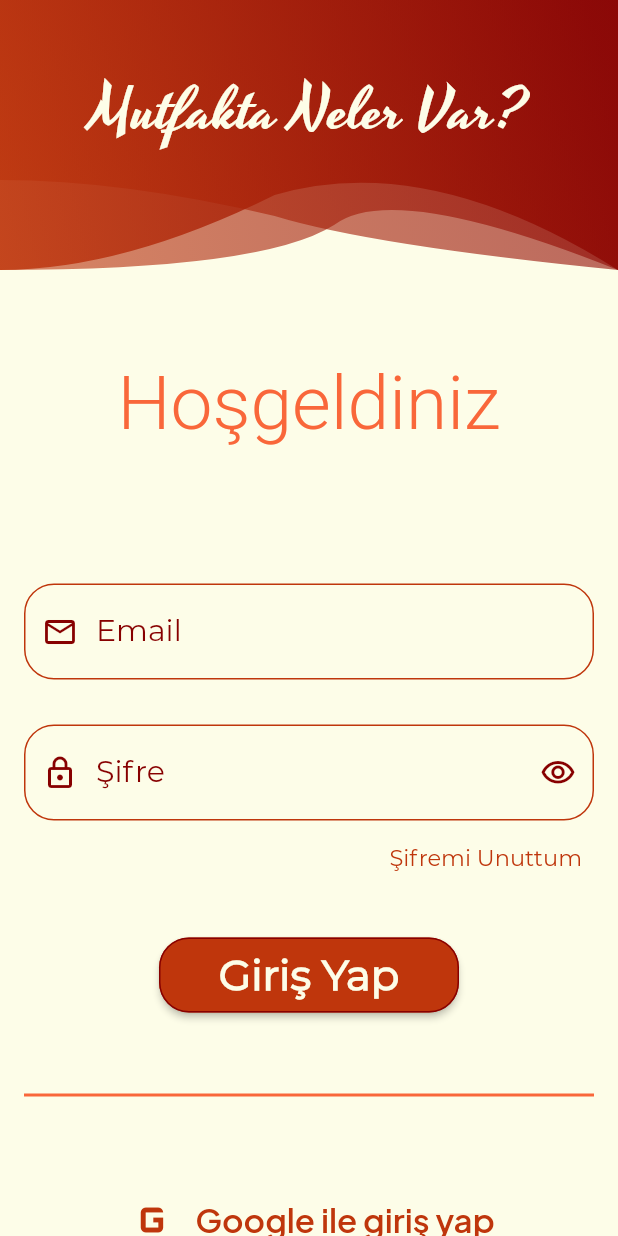
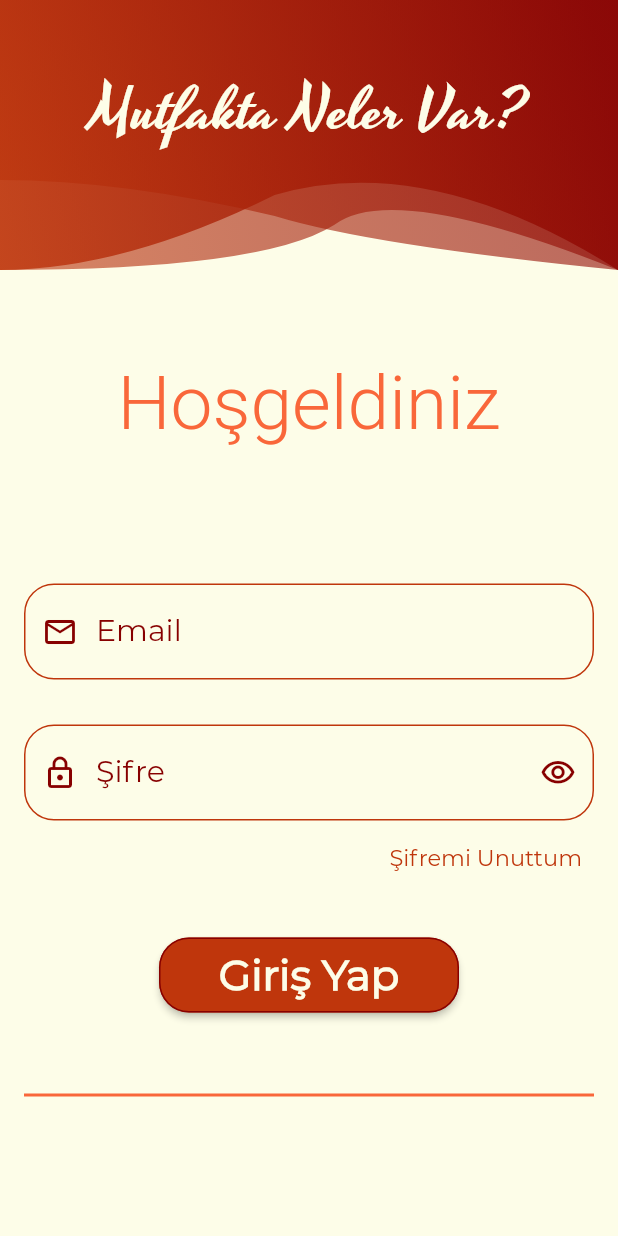
Before and after one commit to BernaErden1/OyunveUygulamaAkademisi, a Flutter app: the screen it shows after launch, on a phone screen of 412 x 824 dp. Run offline on Flutter 3.47's test engine with Material 2 defaults, Android fonts, the phone set to English and light mode, and no system bars; our stand-ins replace cloud_firestore, firebase_auth, firebase_core, firebase_database, firebase_storage, get and 2 more; accounts and stored records are empty; Roboto replaces fonts that are missing (Montserraat).

Commit message:
Giriş yöntemi düzenlendi.

```diff
--- a/lib/giris_yap/giris_yap.dart
+++ b/lib/giris_yap/giris_yap.dart
@@ -5,7 +5,6 @@ import 'package:tarifim/kayit_ol/kayit_ol.dart';
 import 'package:tarifim/main_page.dart';
 import 'package:tarifim/product/dil/turkce_itemler.dart';
 import 'package:tarifim/product/utility.dart';
-import 'package:tarifim/profil/profil_sayfasi.dart';
 
 import 'package:tarifim/sifremi_unuttum/sifremi_unuttum.dart';
 
@@ -158,7 +157,6 @@ class _GirisYapState extends State<GirisYap> {
                         color: ColorsUtility().secondaryColor,
                       ),
                       spaceSize(),
-                      _signInGoogle(),
                       spaceSize(),
                       _logIn()
                     ],
@@ -198,23 +196,6 @@ class _GirisYapState extends State<GirisYap> {
         ));
   }
 
-  TextButton _signInGoogle() {
-    return TextButton.icon(
-        onPressed: () {},
-        icon: Icon(
-          Icons.g_mobiledata_outlined,
-          size: 40,
-          color: ColorsUtility().primaryColor,
-        ),
-        label: Text(
-          TurkceItemler().loginGoogle,
-          style: TextStyle(
-              color: ColorsUtility().primaryColor,
-              fontWeight: FontWeight.w600,
-              fontFamily: "PlusJakarta",
-              fontSize: 22),
-        ));
-  }
 
   ElevatedButton _girisYapButton() {
     return ElevatedButton(
```
Also changed, not shown: lib/kayit_ol/kayit_ol.dart (+0 -18 lines).
